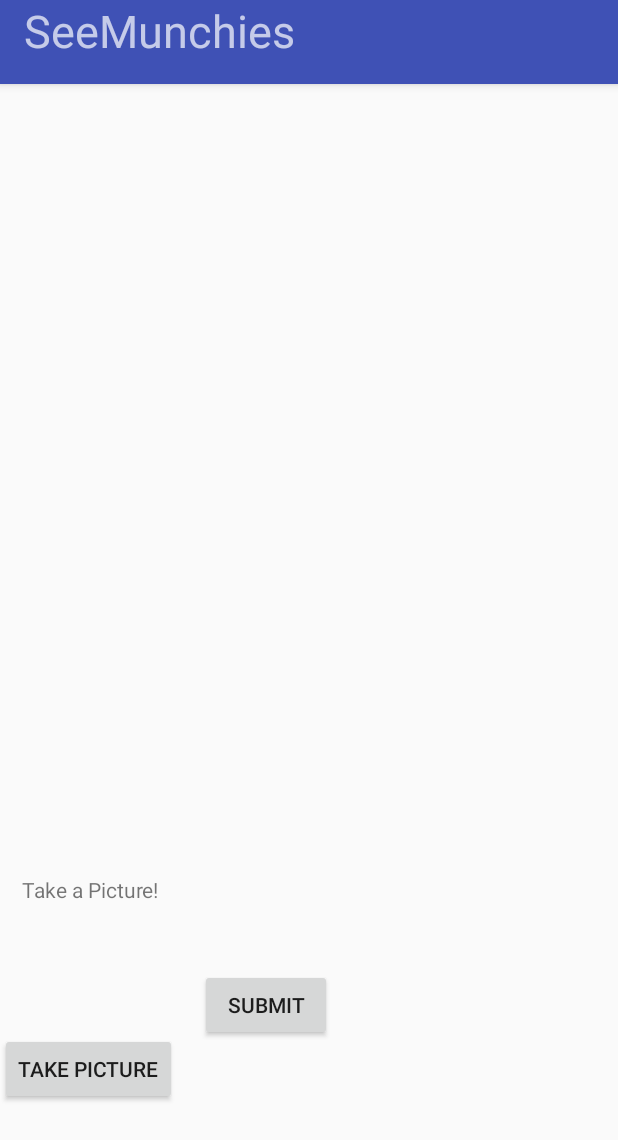
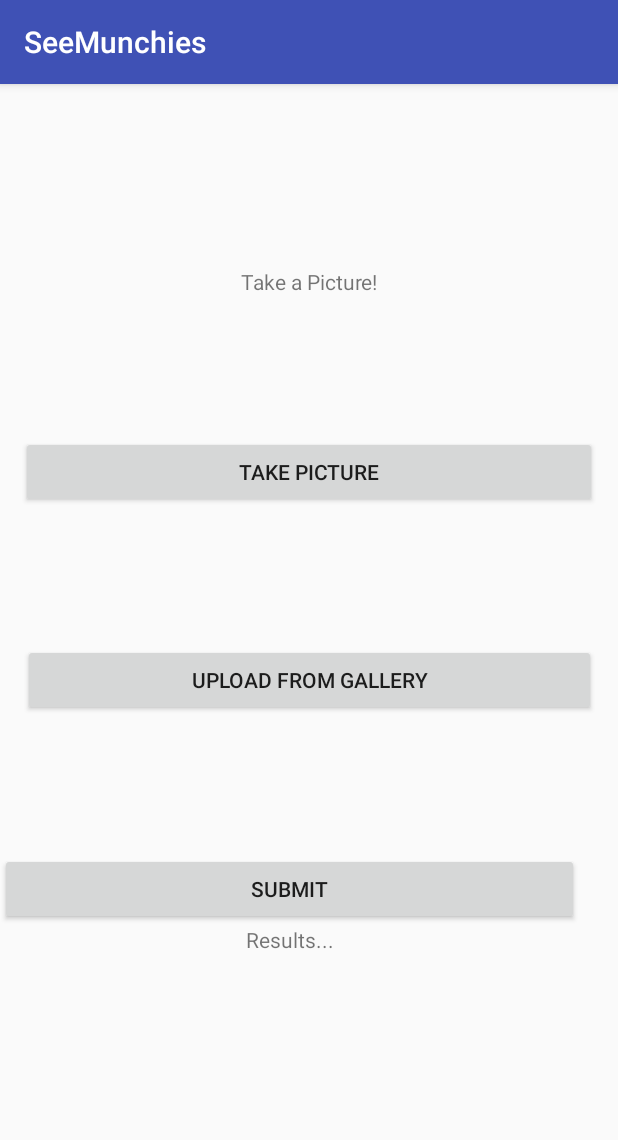
Before and after one commit to corbin-mcguire/SeeMunchies, an Android app: the screen it shows after launch (MainActivity), on a phone screen of 412 x 824 dp. Shown: the top 1140 px of the screen. Run offline under Robolectric (Android 15) with nearby library versions, the phone set to English and light mode, and no system bars.

Commit message:
Modified UI to make more presentable.

```diff
--- a/app/src/main/res/layout/activity_main.xml
+++ b/app/src/main/res/layout/activity_main.xml
@@ -17,20 +17,7 @@
             android:layout_height="?attr/actionBarSize"
             android:background="?attr/colorPrimary"
             app:popupTheme="@style/AppTheme.PopupOverlay"
-            tools:background="#0c0">
-
-            <TextView
-                android:id="@+id/title"
-                android:layout_width="match_parent"
-                android:layout_height="match_parent"
-                android:text="@string/seemunchies"
-                android:textSize="30sp"
-                tools:layout_height="wrap_content"
-                tools:layout_margin="0dp"
-                tools:textColor="#fff"
-                tools:textSize="24sp" />
-
-        </android.support.v7.widget.Toolbar>
+            app:title="SeeMunchies"/>
 
     </android.support.design.widget.AppBarLayout>
 
--- a/app/src/main/res/layout/content_main.xml
+++ b/app/src/main/res/layout/content_main.xml
@@ -8,26 +8,25 @@
     tools:context=".MainActivity"
     tools:showIn="@layout/activity_main">
 
-    <!--<Button-->
-        <!--android:id="@+id/imagePicker"-->
-        <!--android:layout_width="wrap_content"-->
-        <!--android:layout_height="wrap_content"-->
-        <!--android:layout_marginTop="76dp"-->
-        <!--android:layout_marginBottom="14dp"-->
-        <!--android:text="Upload From Gallery"-->
-        <!--app:layout_constraintBottom_toTopOf="@+id/openGallery"-->
-        <!--app:layout_constraintEnd_toStartOf="@+id/galleryTextView"-->
-        <!--app:layout_constraintHorizontal_bias="0.054"-->
-        <!--app:layout_constraintStart_toStartOf="parent"-->
-        <!--app:layout_constraintTop_toBottomOf="@+id/openCamera" />-->
+    <Button
+        android:id="@+id/imagePicker"
+        android:layout_width="382dp"
+        android:layout_height="wrap_content"
+        android:layout_marginBottom="1dp"
+        android:text="Upload From Gallery"
+        app:layout_constraintBottom_toTopOf="@+id/takePhotoSubmitButton"
+        app:layout_constraintEnd_toEndOf="parent"
+        app:layout_constraintStart_toStartOf="parent"
+        app:layout_constraintTop_toBottomOf="@+id/openCamera" />
 
     <Button
         android:id="@+id/openCamera"
-        android:layout_width="wrap_content"
+        android:layout_width="384dp"
         android:layout_height="48dp"
-        android:layout_marginBottom="2dp"
+        android:layout_marginBottom="1dp"
         android:text="@string/take_picture"
-        app:layout_constraintBottom_toBottomOf="parent"
+        app:layout_constraintBottom_toTopOf="@+id/imagePicker"
+        app:layout_constraintEnd_toEndOf="parent"
         app:layout_constraintStart_toStartOf="parent"
         app:layout_constraintTop_toBottomOf="@+id/takePictureTextView" />
 
@@ -47,8 +46,10 @@
         android:id="@+id/takePictureTextView"
         android:layout_width="wrap_content"
         android:layout_height="19dp"
-        android:layout_marginTop="442dp"
-        android:layout_marginEnd="291dp"
+        android:layout_marginStart="146dp"
+        android:layout_marginTop="32dp"
+        android:layout_marginEnd="145dp"
+        android:layout_marginBottom="3dp"
         android:text="Take a Picture!"
         app:layout_constraintBottom_toTopOf="@+id/openCamera"
         app:layout_constraintEnd_toEndOf="parent"
@@ -76,16 +77,26 @@
 
     <Button
         android:id="@+id/takePhotoSubmitButton"
+        android:layout_width="386dp"
+        android:layout_height="wrap_content"
+        android:text="Submit"
+        app:layout_constraintBottom_toTopOf="@+id/resultsTextView"
+        app:layout_constraintEnd_toEndOf="parent"
+        app:layout_constraintHorizontal_bias="0.0"
+        app:layout_constraintStart_toStartOf="parent" />
+
+    <TextView
+        android:id="@+id/resultsTextView"
         android:layout_width="wrap_content"
-        android:layout_height="wrap_content"
-        android:layout_marginTop="461dp"
-        android:layout_marginEnd="176dp"
-        android:layout_marginBottom="2dp"
-        android:text="Submit"
+        android:layout_height="19dp"
+        android:layout_marginStart="164dp"
+        android:layout_marginEnd="164dp"
+        android:layout_marginBottom="188dp"
+        android:text="Results..."
         app:layout_constraintBottom_toBottomOf="parent"
         app:layout_constraintEnd_toEndOf="parent"
-        app:layout_constraintStart_toEndOf="@+id/openCamera"
-        app:layout_constraintTop_toTopOf="parent" />
+        app:layout_constraintHorizontal_bias="0.0"
+        app:layout_constraintStart_toStartOf="parent" />
 
     <!--<Button-->
     <!--android:id="@+id/uploadFromGallerySubmitButton"-->
```
Lines whose indentation alone changed are shown as unchanged.
